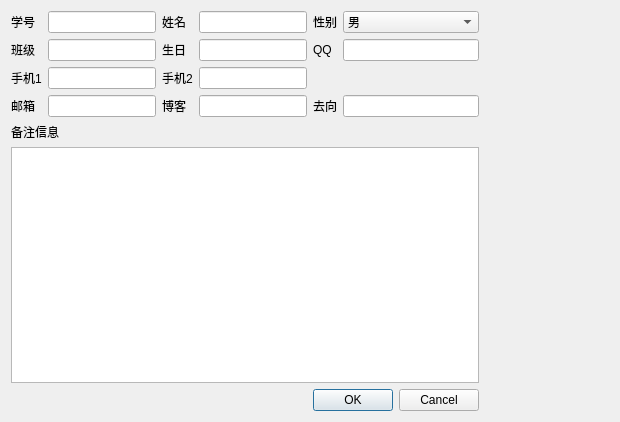
hurley25/xylms, file ui/ChangeInfoDialog.ui: the form before one commit.
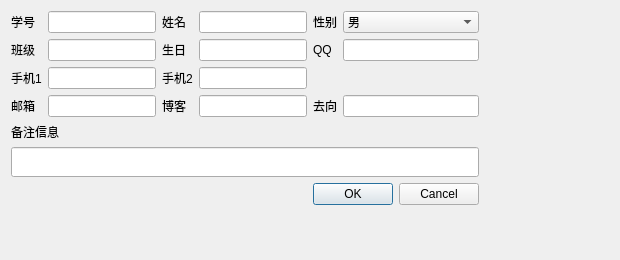
The form after the commit.

The edit to the form file:
```diff
--- a/ui/ChangeInfoDialog.ui
+++ b/ui/ChangeInfoDialog.ui
@@ -7,7 +7,7 @@
     <x>0</x>
     <y>0</y>
     <width>620</width>
-    <height>422</height>
+    <height>260</height>
    </rect>
   </property>
   <property name="windowTitle">
@@ -142,7 +142,14 @@
       </widget>
      </item>
      <item row="5" column="0" colspan="6">
-      <widget class="QTextEdit" name="otherinfoEdit"/>
+      <widget class="QLineEdit" name="otherinfoEdit">
+       <property name="minimumSize">
+        <size>
+         <width>0</width>
+         <height>30</height>
+        </size>
+       </property>
+      </widget>
      </item>
      <item row="6" column="4" colspan="2">
       <widget class="QDialogButtonBox" name="buttonBox">
```
Left out of the diff: 6 changed lines with no effect on the pictures.
